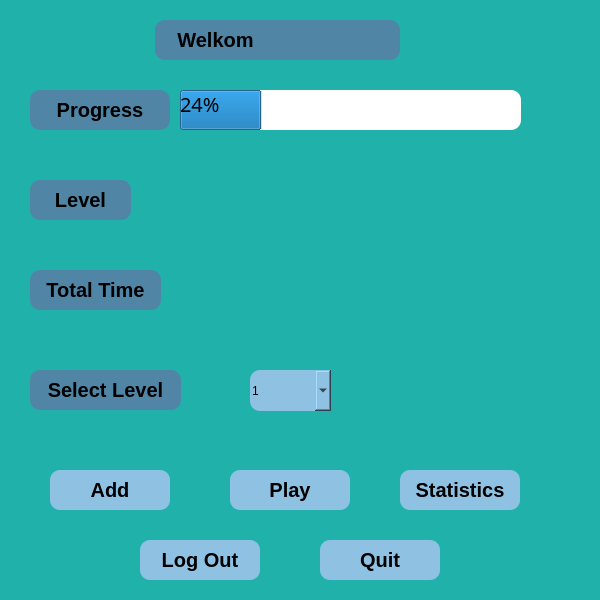
Qt form ui/menu.ui (s4mto/FlashCard-DBMS) before a commit.
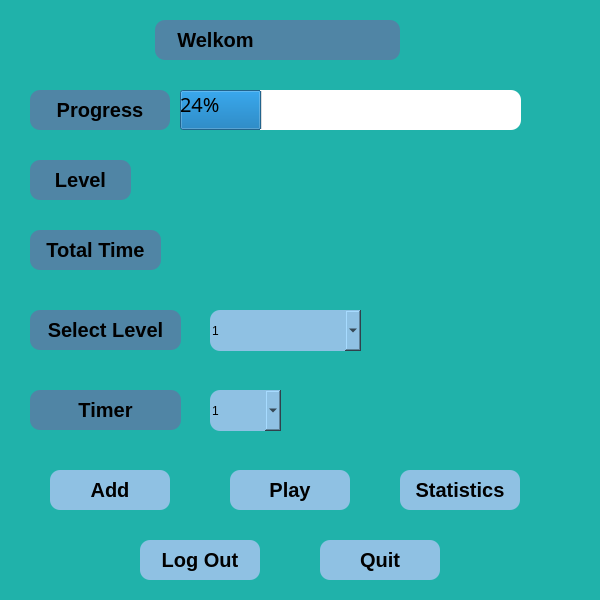
The same form after that commit.

```diff
--- a/ui/menu.ui
+++ b/ui/menu.ui
@@ -136,7 +136,7 @@
      <property name="geometry">
       <rect>
        <x>60</x>
-       <y>190</y>
+       <y>170</y>
        <width>101</width>
        <height>40</height>
       </rect>
@@ -166,7 +166,7 @@
      <property name="geometry">
       <rect>
        <x>60</x>
-       <y>280</y>
+       <y>240</y>
        <width>131</width>
        <height>40</height>
       </rect>
@@ -196,8 +196,8 @@
      <property name="geometry">
       <rect>
        <x>210</x>
-       <y>280</y>
-       <width>250</width>
+       <y>240</y>
+       <width>351</width>
        <height>40</height>
       </rect>
      </property>
@@ -340,7 +340,7 @@
      <property name="geometry">
       <rect>
        <x>210</x>
-       <y>190</y>
+       <y>170</y>
        <width>141</width>
        <height>40</height>
       </rect>
@@ -439,7 +439,7 @@
      <property name="geometry">
       <rect>
        <x>60</x>
-       <y>380</y>
+       <y>320</y>
        <width>151</width>
        <height>40</height>
       </rect>
@@ -468,9 +468,9 @@
     <widget class="QComboBox" name="comboBox">
      <property name="geometry">
       <rect>
-       <x>280</x>
-       <y>380</y>
-       <width>81</width>
+       <x>240</x>
+       <y>320</y>
+       <width>151</width>
        <height>41</height>
       </rect>
      </property>
@@ -488,7 +488,7 @@
       <bool>true</bool>
      </property>
      <property name="currentText">
-      <string/>
+      <string>1</string>
      </property>
      <item>
       <property name="text">
@@ -526,6 +526,72 @@
       <string>Add</string>
      </property>
     </widget>
+    <widget class="QLabel" name="Timer_label">
+     <property name="geometry">
+      <rect>
+       <x>60</x>
+       <y>400</y>
+       <width>151</width>
+       <height>40</height>
+      </rect>
+     </property>
+     <property name="font">
+      <font>
+       <pointsize>15</pointsize>
+       <weight>75</weight>
+       <bold>true</bold>
+      </font>
+     </property>
+     <property name="styleSheet">
+      <string notr="true">background-color: rgba(80,133,165 );
+border-top-right-radius: 10px;
+border-bottom-right-radius: 10px;
+border-top-left-radius: 10px;
+border-bottom-left-radius: 10px;</string>
+     </property>
+     <property name="text">
+      <string>Timer</string>
+     </property>
+     <property name="alignment">
+      <set>Qt::AlignCenter</set>
+     </property>
+    </widget>
+    <widget class="QComboBox" name="timer_combo">
+     <property name="geometry">
+      <rect>
+       <x>240</x>
+       <y>400</y>
+       <width>71</width>
+       <height>41</height>
+      </rect>
+     </property>
+     <property name="font">
+      <font>
+       <pointsize>15</pointsize>
+      </font>
+     </property>
+     <property name="layoutDirection">
+      <enum>Qt::LeftToRight</enum>
+     </property>
+     <property name="styleSheet">
+      <string notr="true">background-color: rgb(143, 193, 227);
+border-top-right-radius: 10px;
+border-bottom-right-radius: 10px;
+border-top-left-radius: 10px;
+border-bottom-left-radius: 10px;</string>
+     </property>
+     <property name="editable">
+      <bool>true</bool>
+     </property>
+     <property name="currentText">
+      <string>1</string>
+     </property>
+     <item>
+      <property name="text">
+       <string>1</string>
+      </property>
+     </item>
+    </widget>
    </widget>
   </widget>
  </widget>
```
Left out of the diff: 49 changed lines with no effect on the pictures.
